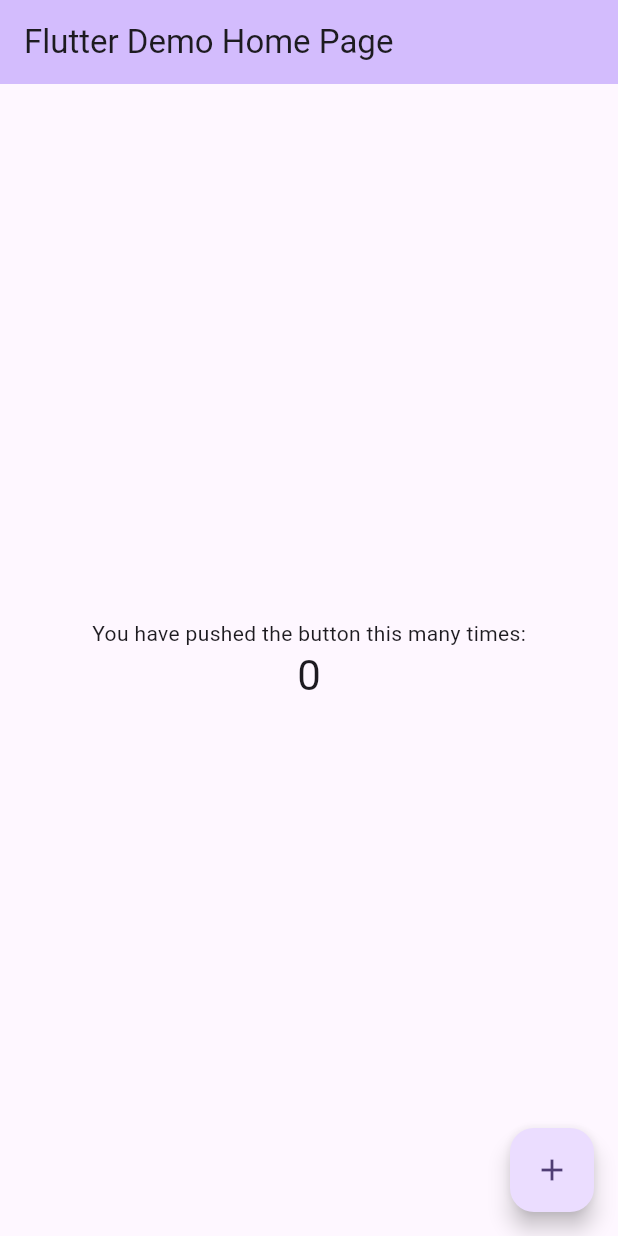
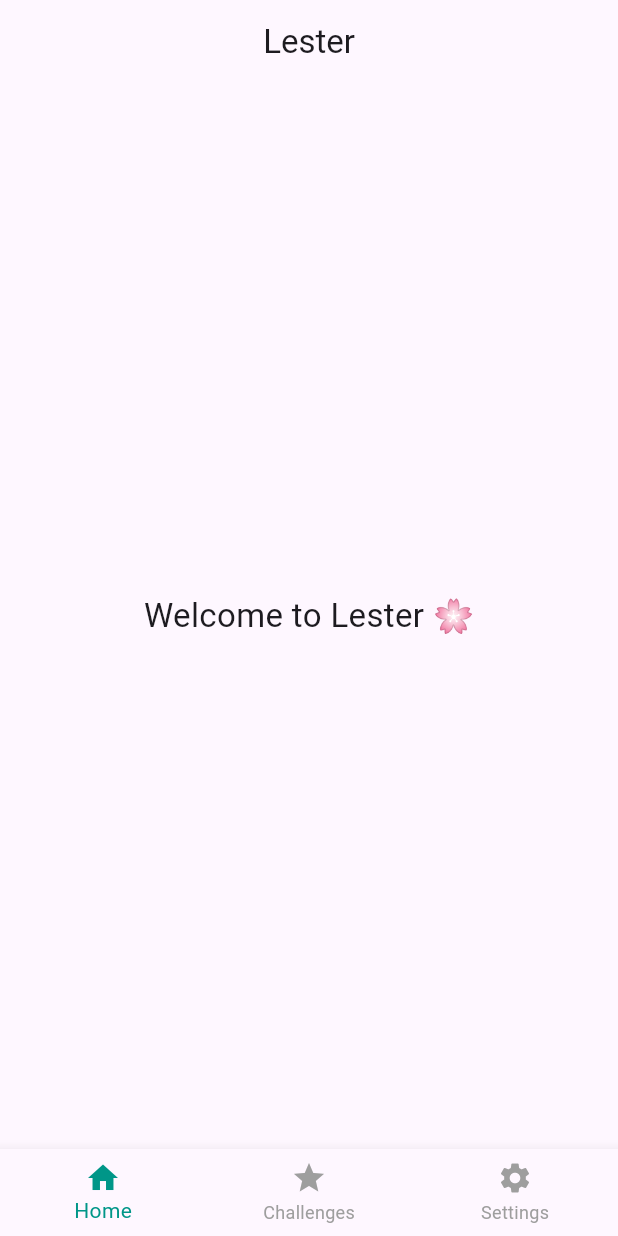
Before and after one commit to TomaszP05/Lester, a Flutter app: the screen it shows after launch, on a phone screen of 412 x 824 dp. Run offline on Flutter 3.47's test engine with Material 3 defaults, Android fonts, the phone set to English and light mode, and no system bars.

Commit message:
Added base Flutter UI for Lester

```diff
--- a/lib/main.dart
+++ b/lib/main.dart
@@ -1,122 +1,112 @@
 import 'package:flutter/material.dart';
 
 void main() {
-  runApp(const MyApp());
+  runApp(const LesterApp());
 }
 
-class MyApp extends StatelessWidget {
-  const MyApp({super.key});
+class LesterApp extends StatelessWidget {
+  const LesterApp({super.key});
 
-  // This widget is the root of your application.
   @override
   Widget build(BuildContext context) {
     return MaterialApp(
-      title: 'Flutter Demo',
-      theme: ThemeData(
-        // This is the theme of your application.
-        //
-        // TRY THIS: Try running your application with "flutter run". You'll see
-        // the application has a purple toolbar. Then, without quitting the app,
-        // try changing the seedColor in the colorScheme below to Colors.green
-        // and then invoke "hot reload" (save your changes or press the "hot
-        // reload" button in a Flutter-supported IDE, or press "r" if you used
-        // the command line to start the app).
-        //
-        // Notice that the counter didn't reset back to zero; the application
-        // state is not lost during the reload. To reset the state, use hot
-        // restart instead.
-        //
-        // This works for code too, not just values: Most code changes can be
-        // tested with just a hot reload.
-        colorScheme: ColorScheme.fromSeed(seedColor: Colors.deepPurple),
-      ),
-      home: const MyHomePage(title: 'Flutter Demo Home Page'),
+      title: 'Lester',
+      debugShowCheckedModeBanner: false,
+      theme: ThemeData(primarySwatch: Colors.teal),
+      home: const MainNavigation(),
     );
   }
 }
 
-class MyHomePage extends StatefulWidget {
-  const MyHomePage({super.key, required this.title});
-
-  // This widget is the home page of your application. It is stateful, meaning
-  // that it has a State object (defined below) that contains fields that affect
-  // how it looks.
-
-  // This class is the configuration for the state. It holds the values (in this
-  // case the title) provided by the parent (in this case the App widget) and
-  // used by the build method of the State. Fields in a Widget subclass are
-  // always marked "final".
-
-  final String title;
+class MainNavigation extends StatefulWidget {
+  const MainNavigation({super.key});
 
   @override
-  State<MyHomePage> createState() => _MyHomePageState();
+  State<MainNavigation> createState() => _MainNavigationState();
 }
 
-class _MyHomePageState extends State<MyHomePage> {
-  int _counter = 0;
+class _MainNavigationState extends State<MainNavigation> {
+  int _selectedIndex = 0;
 
-  void _incrementCounter() {
+  // These are your three basic pages
+  final List<Widget> _pages = const [
+    HomeScreen(),
+    ChallengesScreen(),
+    SettingsScreen(),
+  ];
+
+  void _onItemTapped(int index) {
     setState(() {
-      // This call to setState tells the Flutter framework that something has
-      // changed in this State, which causes it to rerun the build method below
-      // so that the display can reflect the updated values. If we changed
-      // _counter without calling setState(), then the build method would not be
-      // called again, and so nothing would appear to happen.
-      _counter++;
+      _selectedIndex = index;
     });
   }
 
   @override
   Widget build(BuildContext context) {
-    // This method is rerun every time setState is called, for instance as done
-    // by the _incrementCounter method above.
-    //
-    // The Flutter framework has been optimized to make rerunning build methods
-    // fast, so that you can just rebuild anything that needs updating rather
-    // than having to individually change instances of widgets.
     return Scaffold(
       appBar: AppBar(
-        // TRY THIS: Try changing the color here to a specific color (to
-        // Colors.amber, perhaps?) and trigger a hot reload to see the AppBar
-        // change color while the other colors stay the same.
-        backgroundColor: Theme.of(context).colorScheme.inversePrimary,
-        // Here we take the value from the MyHomePage object that was created by
-        // the App.build method, and use it to set our appbar title.
-        title: Text(widget.title),
+        title: const Text('Lester'),
+        centerTitle: true,
       ),
-      body: Center(
-        // Center is a layout widget. It takes a single child and positions it
-        // in the middle of the parent.
-        child: Column(
-          // Column is also a layout widget. It takes a list of children and
-          // arranges them vertically. By default, it sizes itself to fit its
-          // children horizontally, and tries to be as tall as its parent.
-          //
-          // Column has various properties to control how it sizes itself and
-          // how it positions its children. Here we use mainAxisAlignment to
-          // center the children vertically; the main axis here is the vertical
-          // axis because Columns are vertical (the cross axis would be
-          // horizontal).
-          //
-          // TRY THIS: Invoke "debug painting" (choose the "Toggle Debug Paint"
-          // action in the IDE, or press "p" in the console), to see the
-          // wireframe for each widget.
-          mainAxisAlignment: MainAxisAlignment.center,
-          children: <Widget>[
-            const Text('You have pushed the button this many times:'),
-            Text(
-              '$_counter',
-              style: Theme.of(context).textTheme.headlineMedium,
-            ),
-          ],
-        ),
+      body: _pages[_selectedIndex],
+      bottomNavigationBar: BottomNavigationBar(
+        type: BottomNavigationBarType.fixed,
+        items: const [
+          BottomNavigationBarItem(icon: Icon(Icons.home), label: 'Home'),
+          BottomNavigationBarItem(icon: Icon(Icons.star), label: 'Challenges'),
+          BottomNavigationBarItem(icon: Icon(Icons.settings), label: 'Settings'),
+        ],
+        currentIndex: _selectedIndex,
+        selectedItemColor: Colors.teal,
+        unselectedItemColor: Colors.grey,
+        onTap: _onItemTapped,
       ),
-      floatingActionButton: FloatingActionButton(
-        onPressed: _incrementCounter,
-        tooltip: 'Increment',
-        child: const Icon(Icons.add),
-      ), // This trailing comma makes auto-formatting nicer for build methods.
     );
   }
 }
+
+class HomeScreen extends StatelessWidget {
+  const HomeScreen({super.key});
+
+  @override
+  Widget build(BuildContext context) {
+    return const Center(
+      child: Text(
+        'Welcome to Lester 🌸',
+        style: TextStyle(fontSize: 22),
+      ),
+    );
+  }
+}
+
+class ChallengesScreen extends StatelessWidget {
+  const ChallengesScreen({super.key});
+
+  @override
+  Widget build(BuildContext context) {
+    return Center(
+      child: ElevatedButton(
+        onPressed: () {
+          ScaffoldMessenger.of(context).showSnackBar(
+            const SnackBar(content: Text('Challenge complete! ✅')),
+          );
+        },
+        child: const Text('Complete Daily Challenge'),
+      ),
+    );
+  }
+}
+
+class SettingsScreen extends StatelessWidget {
+  const SettingsScreen({super.key});
+
+  @override
+  Widget build(BuildContext context) {
+    return const Center(
+      child: Text(
+        'Settings will go here ⚙️',
+        style: TextStyle(fontSize: 18),
+      ),
+    );
+  }
+}
```
